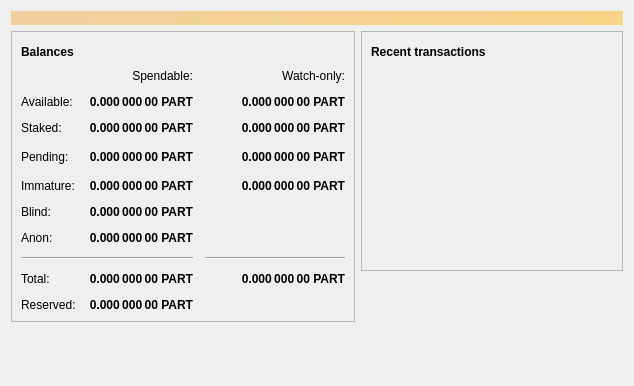
Qt form src/qt/forms/overviewpage.ui (rhombus-dev-team/particl-core) before a commit.
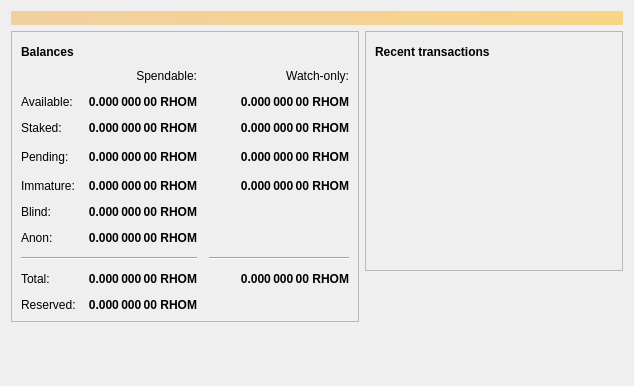
The same form after that commit. Icons and pictures are not drawn.

Commit message: [Update] rebrand coin unit from PART to RHOM

Patch:
```diff
--- a/src/qt/forms/overviewpage.ui
+++ b/src/qt/forms/overviewpage.ui
@@ -129,7 +129,7 @@
                <string>Your current staked balance</string>
               </property>
               <property name="text">
-               <string notr="true">0.000 000 00 PART</string>
+               <string notr="true">0.000 000 00 RHOM</string>
               </property>
               <property name="alignment">
                <set>Qt::AlignRight|Qt::AlignTrailing|Qt::AlignVCenter</set>
@@ -154,7 +154,7 @@
                <string>Your current watch-only staked balance</string>
               </property>
               <property name="text">
-               <string notr="true">0.000 000 00 PART</string>
+               <string notr="true">0.000 000 00 RHOM</string>
               </property>
               <property name="alignment">
                <set>Qt::AlignRight|Qt::AlignTrailing|Qt::AlignVCenter</set>
@@ -179,7 +179,7 @@
                <string>Mined balance in watch-only addresses that has not yet matured</string>
               </property>
               <property name="text">
-               <string notr="true">0.000 000 00 PART</string>
+               <string notr="true">0.000 000 00 RHOM</string>
               </property>
               <property name="alignment">
                <set>Qt::AlignRight|Qt::AlignTrailing|Qt::AlignVCenter</set>
@@ -217,7 +217,7 @@
                <string>Mined balance that has not yet matured</string>
               </property>
               <property name="text">
-               <string notr="true">0.000 000 00 PART</string>
+               <string notr="true">0.000 000 00 RHOM</string>
               </property>
               <property name="alignment">
                <set>Qt::AlignRight|Qt::AlignTrailing|Qt::AlignVCenter</set>
@@ -242,7 +242,7 @@
                <string>Unconfirmed transactions to watch-only addresses</string>
               </property>
               <property name="text">
-               <string notr="true">0.000 000 00 PART</string>
+               <string notr="true">0.000 000 00 RHOM</string>
               </property>
               <property name="alignment">
                <set>Qt::AlignRight|Qt::AlignTrailing|Qt::AlignVCenter</set>
@@ -267,7 +267,7 @@
                <string>Total of transactions that have yet to be confirmed, and do not yet count toward the spendable balance</string>
               </property>
               <property name="text">
-               <string notr="true">0.000 000 00 PART</string>
+               <string notr="true">0.000 000 00 RHOM</string>
               </property>
               <property name="alignment">
                <set>Qt::AlignRight|Qt::AlignTrailing|Qt::AlignVCenter</set>
@@ -318,7 +318,7 @@
                <string>Current total balance in watch-only addresses</string>
               </property>
               <property name="text">
-               <string notr="true">0.000 000 00 PART</string>
+               <string notr="true">0.000 000 00 RHOM</string>
               </property>
               <property name="alignment">
                <set>Qt::AlignRight|Qt::AlignTrailing|Qt::AlignVCenter</set>
@@ -350,7 +350,7 @@
                <string>Your current total balance</string>
               </property>
               <property name="text">
-               <string notr="true">0.000 000 00 PART</string>
+               <string notr="true">0.000 000 00 RHOM</string>
               </property>
               <property name="alignment">
                <set>Qt::AlignRight|Qt::AlignTrailing|Qt::AlignVCenter</set>
@@ -406,7 +406,7 @@
                <string>Your current balance in watch-only addresses</string>
               </property>
               <property name="text">
-               <string notr="true">0.000 000 00 PART</string>
+               <string notr="true">0.000 000 00 RHOM</string>
               </property>
               <property name="alignment">
                <set>Qt::AlignRight|Qt::AlignTrailing|Qt::AlignVCenter</set>
@@ -455,7 +455,7 @@
                <string>Your current spendable blinded balance</string>
               </property>
               <property name="text">
-               <string notr="true">0.000 000 00 PART</string>
+               <string notr="true">0.000 000 00 RHOM</string>
               </property>
               <property name="alignment">
                <set>Qt::AlignRight|Qt::AlignTrailing|Qt::AlignVCenter</set>
@@ -487,7 +487,7 @@
                <string>Your current spendable anon balance</string>
               </property>
               <property name="text">
-               <string notr="true">0.000 000 00 PART</string>
+               <string notr="true">0.000 000 00 RHOM</string>
               </property>
               <property name="alignment">
                <set>Qt::AlignRight|Qt::AlignTrailing|Qt::AlignVCenter</set>
@@ -512,7 +512,7 @@
                <string>Your current spendable balance</string>
               </property>
               <property name="text">
-               <string notr="true">0.000 000 00 PART</string>
+               <string notr="true">0.000 000 00 RHOM</string>
               </property>
               <property name="alignment">
                <set>Qt::AlignRight|Qt::AlignTrailing|Qt::AlignVCenter</set>
@@ -544,7 +544,7 @@
                <string>Your current spendable balance</string>
               </property>
               <property name="text">
-               <string notr="true">0.000 000 00 PART</string>
+               <string notr="true">0.000 000 00 RHOM</string>
               </property>
               <property name="alignment">
                <set>Qt::AlignRight|Qt::AlignTrailing|Qt::AlignVCenter</set>
```
The commit also changes 23 other files.
